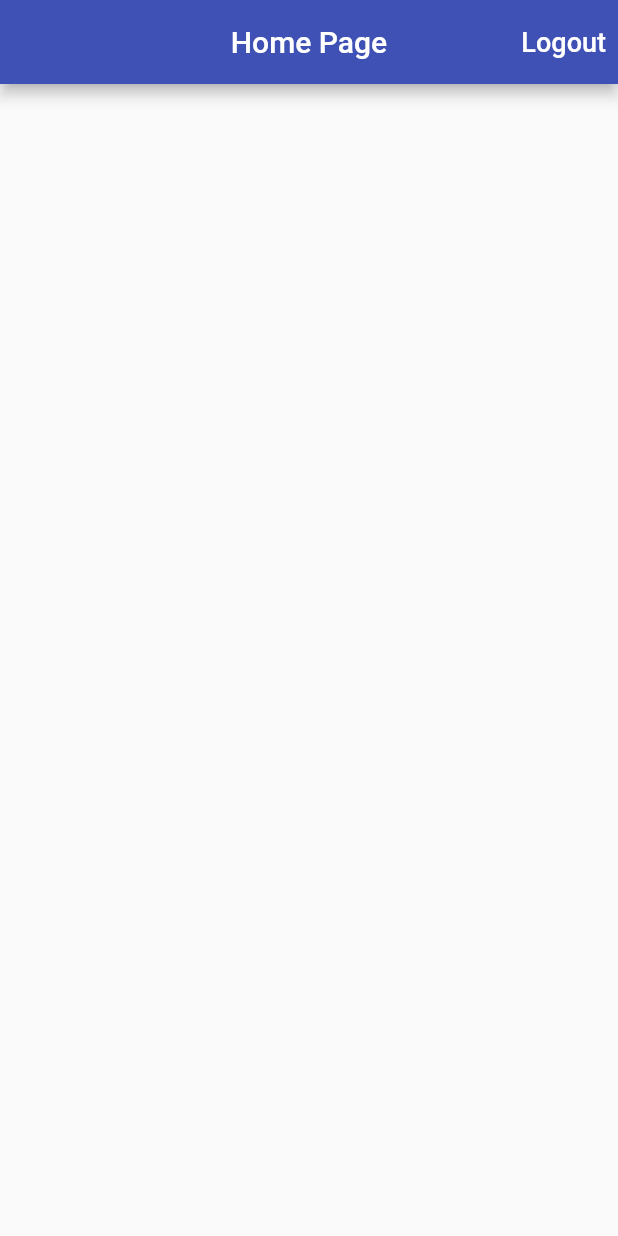
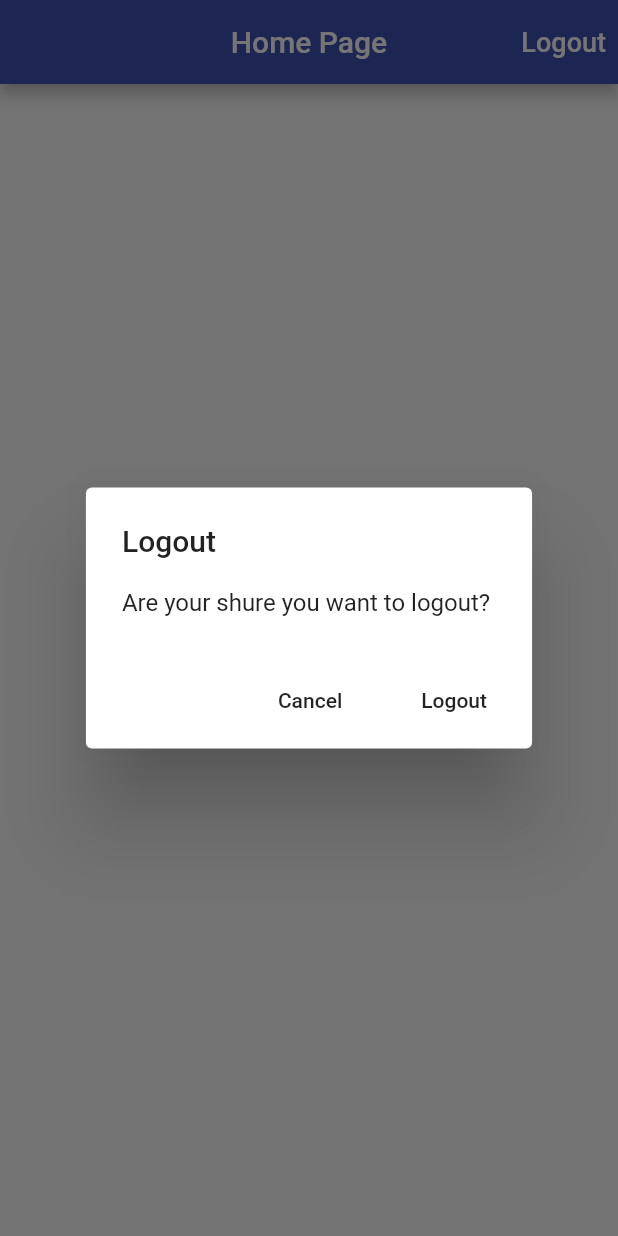
Before and after one commit to AndreyLukyanenko/time_tracker_app, a Flutter app: the screen it shows once a user with an empty profile is signed in, after a tap on "Logout", on a phone screen of 412 x 824 dp. Run offline on Flutter 3.47's test engine with Material 2 defaults, Android fonts, the phone set to English and light mode, and no system bars; our stand-ins replace firebase_auth, firebase_core, google_sign_in; missing offline and left inert: flutter_login_facebook; accounts and stored records are empty.

Commit message:
added alert dialogs for the sign in or sign out from project

```diff
--- a/lib/Screens/Home_Page/home_page.dart
+++ b/lib/Screens/Home_Page/home_page.dart
@@ -1,9 +1,23 @@
 import 'package:flutter/material.dart';
+import 'package:time_tracker/components/show_alert_dialog.dart';
 import 'package:time_tracker/services/auth.dart';
 
 class HomePage extends StatelessWidget {
   const HomePage({Key key, @required this.auth}) : super(key: key);
   final AuthBase auth;
+
+  Future<void> _confirmSignOut(BuildContext context) async {
+    final didRequestSignOut = await showAlertDialog(
+      context,
+      title: 'Logout',
+      content: "Are your shure you want to logout? ",
+      cancelActionText: 'Cancel',
+      defaultAcctiontext: 'Logout',
+    );
+    if (didRequestSignOut == true) {
+      _signOut();
+    }
+  }
 
   Future<void> _signOut() async {
     try {
@@ -21,7 +35,7 @@ class HomePage extends StatelessWidget {
         centerTitle: true,
         actions: [
           TextButton(
-            onPressed: _signOut,
+            onPressed: () => _confirmSignOut(context),
             child: Text(
               'Logout',
               style: TextStyle(
--- /dev/null
+++ b/lib/components/show_alert_dialog.dart
@@ -0,0 +1,47 @@
+import 'dart:io';
+
+import 'package:flutter/cupertino.dart';
+import 'package:flutter/material.dart';
+
+Future<bool> showAlertDialog(
+  BuildContext context, {
+  @required String title,
+  @required String content,
+  @required String defaultAcctiontext,
+  String cancelActionText,
+}) {
+  if (!Platform.isIOS) {
+    return showDialog(
+      barrierDismissible: false,
+      context: context,
+      builder: (context) => AlertDialog(
+        title: Text(title),
+        content: Text(content),
+        actions: [
+          if (cancelActionText != null)
+            FlatButton(
+                onPressed: () => Navigator.of(context).pop(false),
+                child: Text(cancelActionText)),
+          FlatButton(
+              onPressed: () => Navigator.of(context).pop(true),
+              child: Text(defaultAcctiontext))
+        ],
+      ),
+    );
+  }
+  return showCupertinoDialog(
+      context: context,
+      builder: (context) => CupertinoAlertDialog(
+            title: Text(title),
+            content: Text(content),
+            actions: [
+              if (cancelActionText != null)
+                CupertinoDialogAction(
+                    onPressed: () => Navigator.of(context).pop(false),
+                    child: Text(cancelActionText)),
+              CupertinoDialogAction(
+                  onPressed: () => Navigator.of(context).pop(true),
+                  child: Text(defaultAcctiontext))
+            ],
+          ));
+}
```
Also changed, not shown: lib/components/email_sign_in_form.dart (+9 -1 lines).
